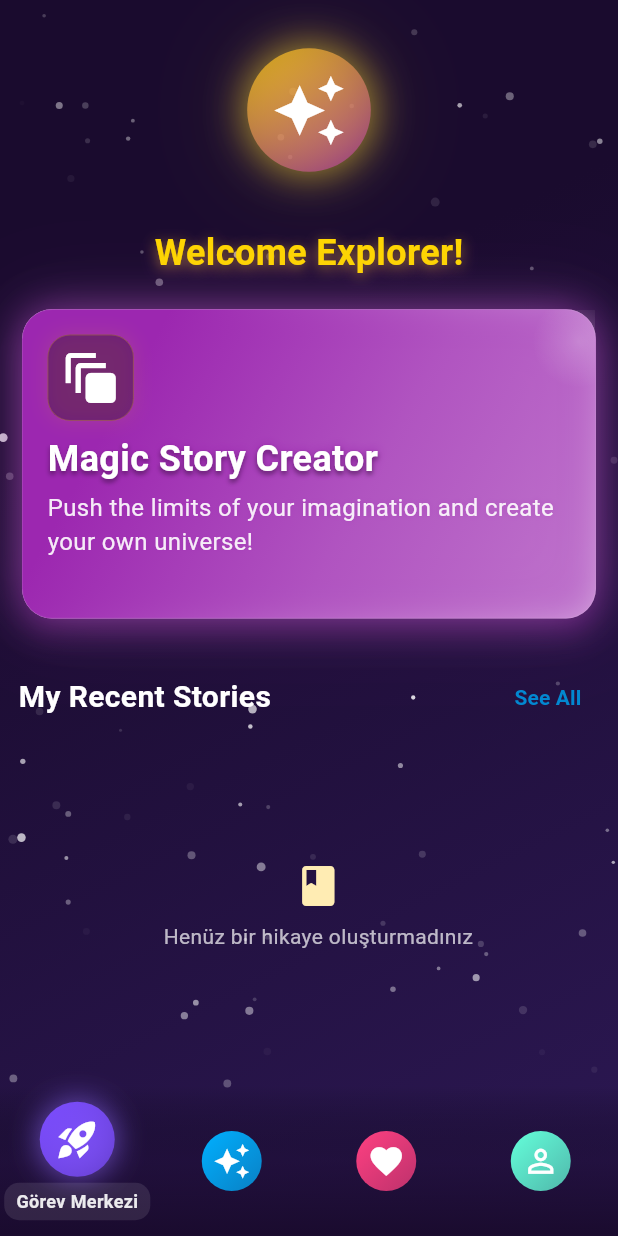
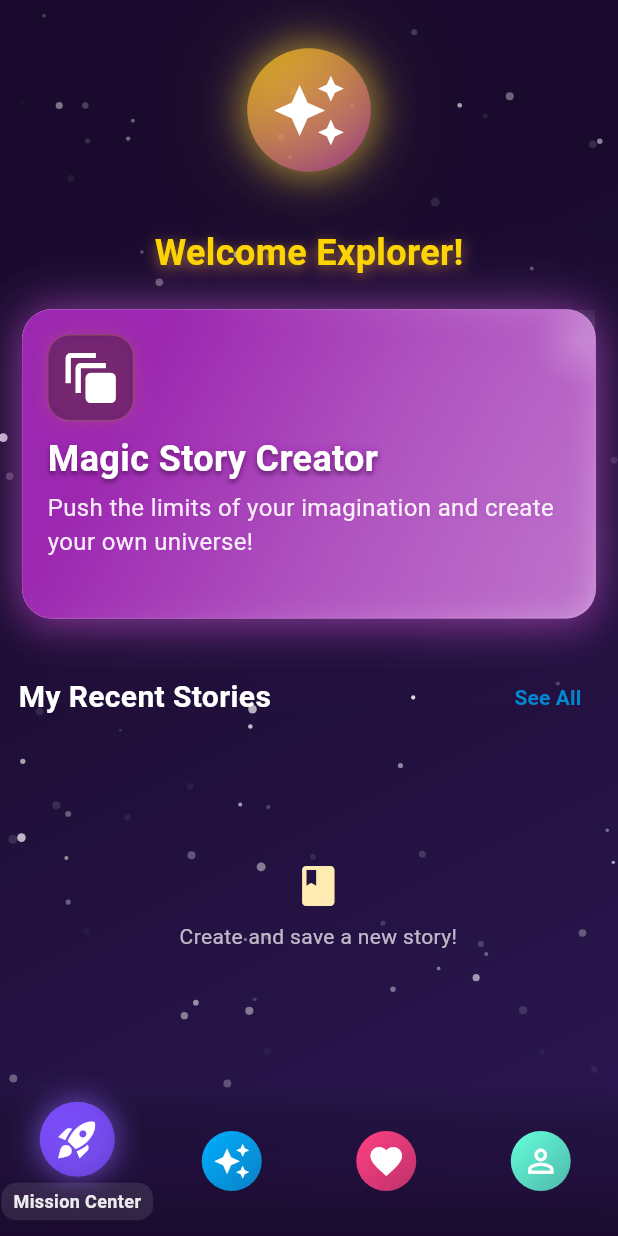
Before and after one commit to ibrahimysr/Story-Tale-Creator, a Flutter app: the screen it shows once a user with an empty profile is signed in, on a phone screen of 412 x 824 dp. Run offline on Flutter 3.47's test engine with Material 3 defaults, Android fonts, the phone set to English and light mode, and no system bars; drawn by our look-alikes of animated_bottom_navigation_bar; our stand-ins replace cloud_firestore, device_info_plus, firebase_auth, firebase_core, in_app_purchase, liquid_swipe and 5 more; accounts and stored records are empty; generated files the repository leaves out were written again.

Commit message:
ana sayfaya dil desteği eklendi

```diff
--- a/lib/l10n/app_en.arb
+++ b/lib/l10n/app_en.arb
@@ -82,6 +82,14 @@
   "noStoryFound": "No story found matching your search criteria",
   "noStoryShared": "No story has been shared yet",
   "shareFirstStory": "Be the first to share a story!",
-  "searchHintText": "Search in stories..."
+  "searchHintText": "Search in stories...",
+  "discoverTitle":"Discover",
+   "loginRequiredTitle": "Login Required",
+  "loginRequiredMessage": "Please log in or register to use the story creation feature.",
+  "missionCenter": "Mission Center",
+  "exploreSpace": "Explore Space",
+  "myCollection": "My Collection",
+  "explorer": "Explorer"
+
 
 }
--- a/lib/views/story/story_discover_view.dart
+++ b/lib/views/story/story_discover_view.dart
@@ -1,5 +1,6 @@
 import 'package:flutter/material.dart';
 import 'package:masal/core/extension/context_extension.dart';
+import 'package:masal/core/extension/locazition_extension.dart';
 import 'package:masal/core/theme/space_theme.dart';
 import 'package:masal/core/theme/widgets/starry_background.dart';
 import 'package:masal/viewmodels/story_discover_viewmodel.dart';
@@ -71,7 +72,7 @@ class StoryDiscoverView extends StatelessWidget {
       elevation: 0,
       centerTitle: true,
       title: Text(
-        'Keşfet',
+        context.localizations.discoverTitle,
         style: SpaceTheme.titleStyle.copyWith(fontSize: 20),
       ),
       actions: [
--- a/lib/widgets/home/recent_stories_list.dart
+++ b/lib/widgets/home/recent_stories_list.dart
@@ -1,4 +1,5 @@
 import 'package:flutter/material.dart';
+import 'package:masal/core/extension/locazition_extension.dart';
 import 'package:masal/viewmodels/home_viewmodel.dart';
 import 'package:masal/views/story/story_display_view.dart';
 import 'package:masal/widgets/home/home_story_item.dart';
@@ -35,7 +36,7 @@ class RecentStoriesList extends StatelessWidget {
                 TextButton(
                   onPressed: viewModel.loadRecentStories,
                   child: Text(
-                    'Tekrar Dene',
+                   context.localizations.tryAgain,
                     style: TextStyle(color: SpaceTheme.accentBlue),
                   ),
                 ),
@@ -51,8 +52,8 @@ class RecentStoriesList extends StatelessWidget {
               children: [
                 Icon(Icons.book, color: Colors.amber[100], size: 32),
                 const SizedBox(height: 8),
-                const Text(
-                  'Henüz bir hikaye oluşturmadınız',
+                 Text(
+                 context.localizations.createNewStory,
                   style: TextStyle(color: Colors.white70),
                 ),
               ],
--- a/lib/widgets/navigation/bottom_nav_bar.dart
+++ b/lib/widgets/navigation/bottom_nav_bar.dart
@@ -1,5 +1,6 @@
 import 'package:flutter/material.dart';
 import 'package:animated_bottom_navigation_bar/animated_bottom_navigation_bar.dart';
+import 'package:masal/core/extension/locazition_extension.dart';
 import 'package:masal/views/profile/profile_views.dart';
 import 'package:masal/views/home/home_view.dart';
 import 'package:masal/views/story/story_discover_view.dart';
@@ -140,7 +141,7 @@ class _MainScreenState extends State<MainScreen> {
                       color: Colors.white.withValues(alpha:0.1),
                     ),
                     child: Text(
-                      ["Görev Merkezi", "Uzayı Keşfet", "Koleksiyonum", "Kaşif"][index],
+                      [context.localizations.missionCenter,context.localizations.exploreSpace, context.localizations.myCollection, context.localizations.explorer][index],
                       style: TextStyle(
                         fontSize: 12,
                         color: Colors.white.withValues(alpha:0.9),
```
Also changed, not shown: lib/l10n/app_tr.arb (+8 -3 lines), lib/widgets/home/login_required_dialog.dart (+8 -7 lines).
